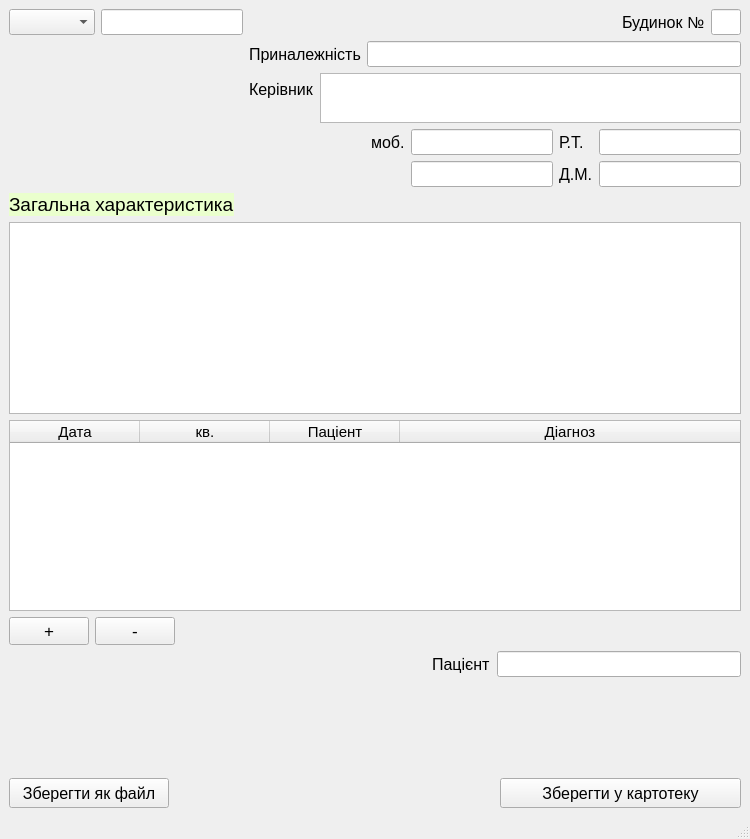
The window that case_record.ui (LiquorProg/katalog) describes before a commit, drawn with Qt 5.
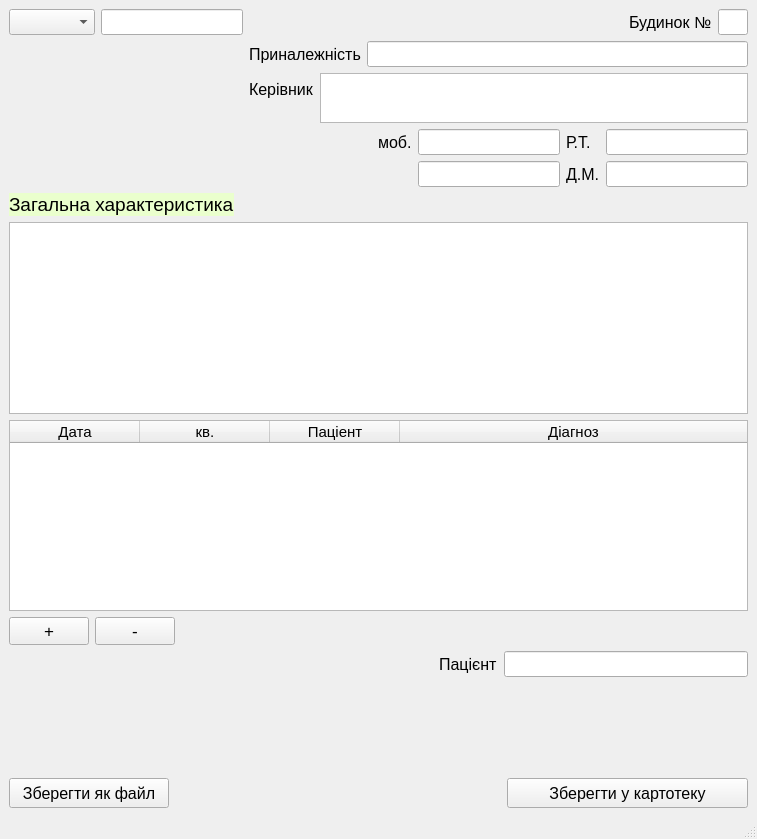
The same window after the commit.

What changed in the file:
```diff
--- a/case_record.ui
+++ b/case_record.ui
@@ -6,7 +6,7 @@
    <rect>
     <x>0</x>
     <y>0</y>
-    <width>750</width>
+    <width>757</width>
     <height>839</height>
    </rect>
   </property>
```
Left out of the diff: 2 changed lines with no effect on the pictures.
